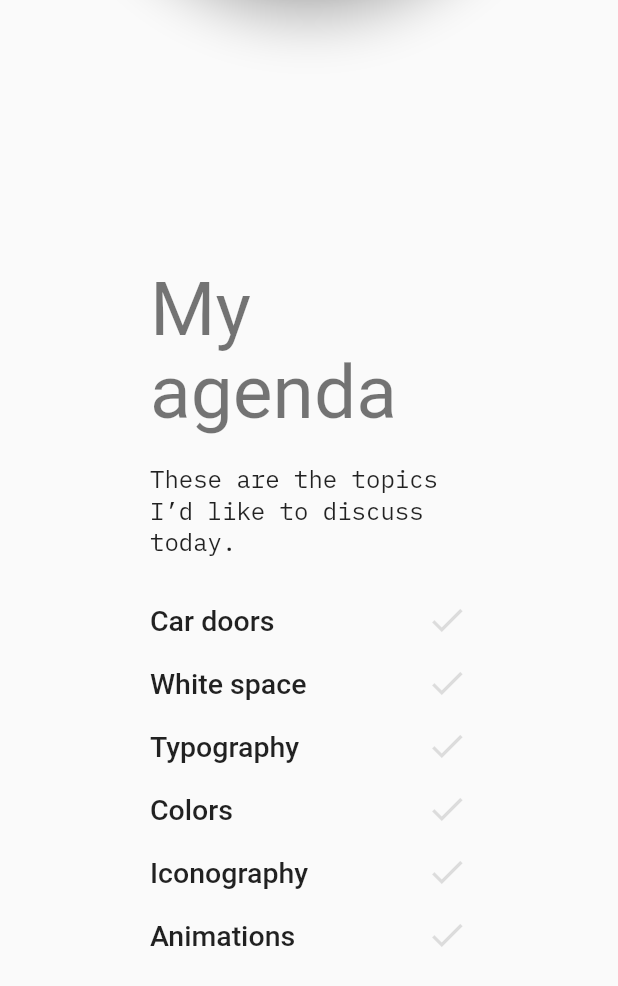
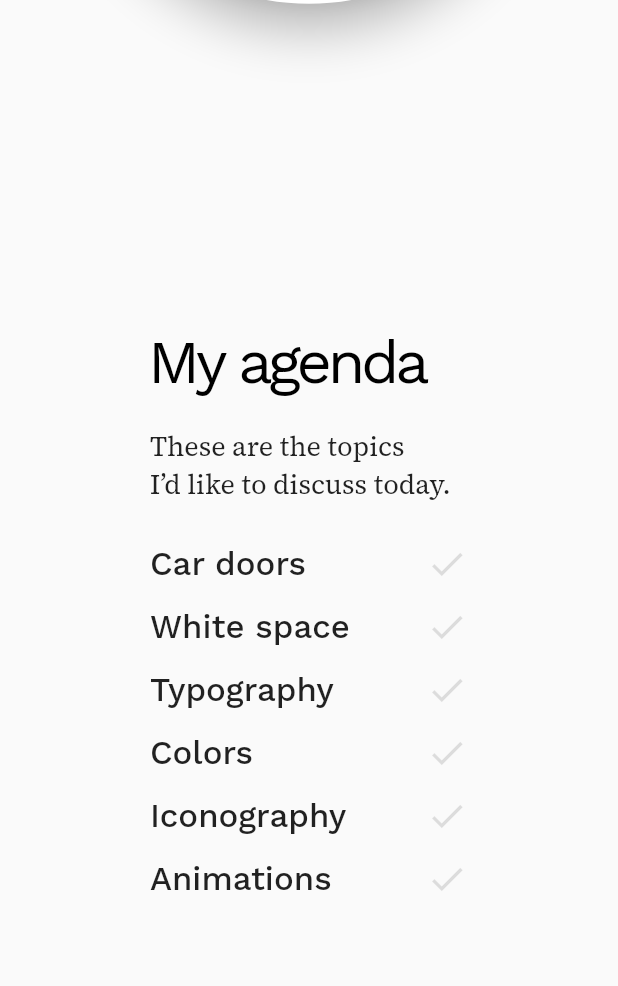
Before and after one commit to filiph/little_things, a Flutter app: the screen it shows after launch, on a phone screen of 412 x 824 dp. Shown: the top 986 px of the screen. Run offline on Flutter 3.47's test engine with Material 2 defaults, Android fonts, the phone set to English and light mode, and no system bars; our stand-ins replace google_fonts, yaml; Roboto replaces fonts that are missing (Eater).

Commit message:
Classic typography

```diff
--- a/lib/main.dart
+++ b/lib/main.dart
@@ -25,14 +25,19 @@ class MyApp extends StatelessWidget {
     return MaterialApp(
       title: 'Flutter Demo',
       theme: ThemeData(
-        primarySwatch: Colors.blue,
-        visualDensity: VisualDensity.adaptivePlatformDensity,
-        textTheme: TextTheme(
-          headline4: GoogleFonts.eater(fontSize: 50, height: 1.1),
-          headline6: GoogleFonts.eater(fontSize: 19),
-          bodyText2: GoogleFonts.ibmPlexMono(fontSize: 16),
-        )
-      ),
+          primarySwatch: Colors.blue,
+          visualDensity: VisualDensity.adaptivePlatformDensity,
+          textTheme: TextTheme(
+            headline4: GoogleFonts.workSans(
+              fontSize: 41,
+              fontWeight: FontWeight.w400,
+              letterSpacing: -3,
+              color: Colors.black,
+            ),
+            headline6: GoogleFonts.workSans(fontSize: 22),
+            bodyText2: GoogleFonts.sourceSerifPro(fontSize: 18, height: 1.6),
+            subtitle1: GoogleFonts.sourceSerifPro(fontSize: 18, height: 1.4),
+          )),
       home: Loader(
         () => parseAgenda(context),
         (agenda) => MyAgendaList(agenda),
--- a/lib/src/list.dart
+++ b/lib/src/list.dart
@@ -25,8 +25,10 @@ class MyAgendaList extends StatelessWidget {
                   Text('My agenda', style: theme.textTheme.headline4),
                   Padding(
                     padding: const EdgeInsets.only(top: 20, right: 20),
-                    child:
-                        Text('These are the topics I’d like to discuss today.'),
+                    child: Text(
+                      'These are the topics I’d like to discuss today.',
+                      style: theme.textTheme.subtitle1,
+                    ),
                   ),
                   SizedBox(height: 20),
                   for (final item in agenda.items) AgendaListItem(item),
```
Also changed, not shown: lib/src/congrats.dart (+6 -4 lines), lib/src/detail.dart (+5 -3 lines).
